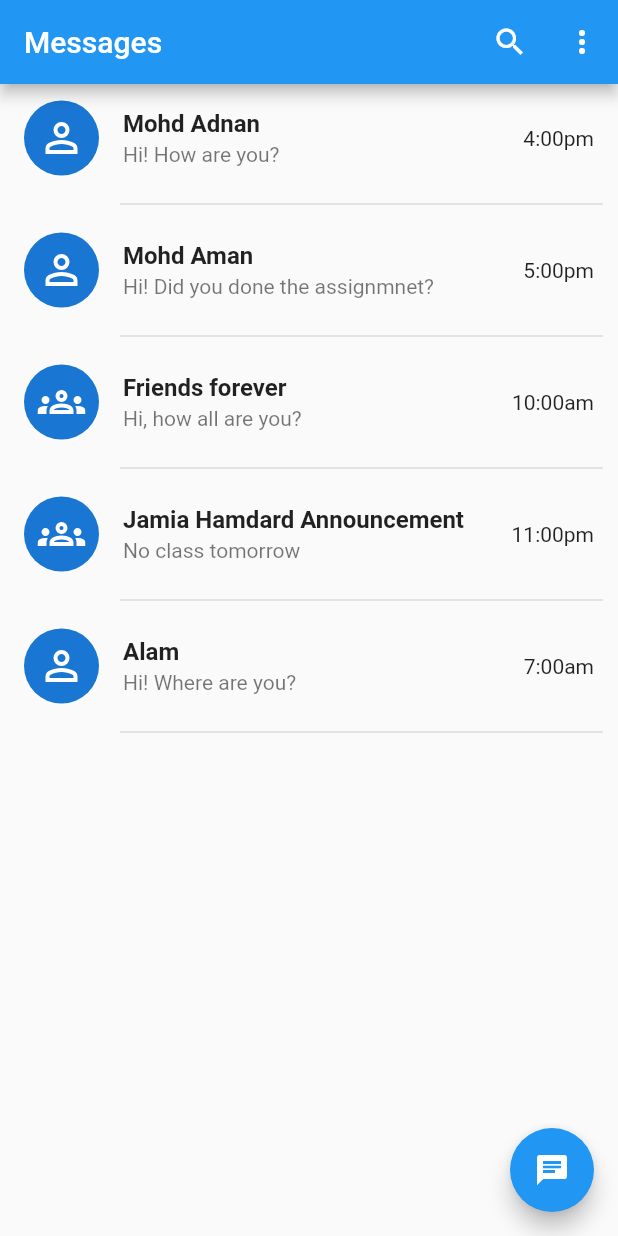
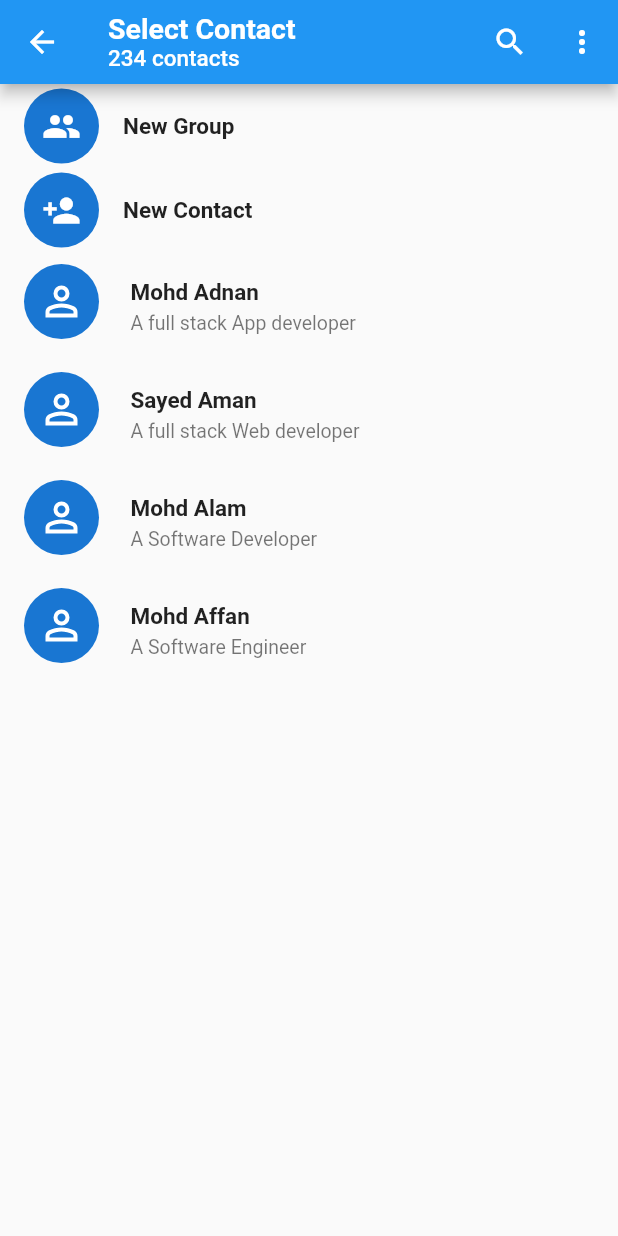
Before and after one commit to AdnanSheikh01/flutter_Messaging_app, a Flutter app: the screen it shows after launch, after a tap on the "chat" icon, on a phone screen of 412 x 824 dp. Run offline on Flutter 3.47's test engine with Material 2 defaults, Android fonts, the phone set to English and light mode, and no system bars; our stand-ins replace camera, emoji_picker_flutter, flutter_svg.

Commit message:
This is third commit

```diff
--- /dev/null
+++ b/lib/Pages/button_card.dart
@@ -0,0 +1,24 @@
+import 'package:flutter/material.dart';
+
+class ButtonCard extends StatelessWidget {
+  const ButtonCard({super.key, required this.name, required this.icon});
+  final String name;
+  final IconData icon;
+
+  @override
+  Widget build(BuildContext context) {
+    return ListTile(
+      leading: CircleAvatar(
+          radius: 25,
+          child: Icon(
+            icon,
+            color: Colors.white,
+            size: 26,
+          )),
+      title: Text(
+        name,
+        style: TextStyle(fontSize: 15, fontWeight: FontWeight.bold),
+      ),
+    );
+  }
+}
--- /dev/null
+++ b/lib/Pages/contact_card.dart
@@ -0,0 +1,52 @@
+import 'package:chatting_app/models/contact_chat_model.dart';
+import 'package:flutter/material.dart';
+import 'package:flutter_svg/svg.dart';
+
+class ContactCard extends StatelessWidget {
+  const ContactCard({super.key, required this.contact});
+  final ContactChatmodel contact;
+
+  @override
+  Widget build(BuildContext context) {
+    return ListTile(
+      leading: Container(
+        height: 60,
+        width: 55,
+        child: Stack(
+          children: [
+            CircleAvatar(
+              radius: 25,
+              child: SvgPicture.asset(
+                "assets/person.svg",
+                color: Colors.white,
+                height: 32,
+              ),
+            ),
+            contact.select
+                ? Positioned(
+                    bottom: 5,
+                    right: 1,
+                    child: CircleAvatar(
+                        radius: 12,
+                        backgroundColor: Colors.green,
+                        child: Icon(
+                          Icons.check,
+                          color: Colors.white,
+                          size: 17,
+                        )),
+                  )
+                : Container(),
+          ],
+        ),
+      ),
+      title: Text(
+        contact.name,
+        style: TextStyle(fontSize: 15, fontWeight: FontWeight.bold),
+      ),
+      subtitle: Text(
+        contact.status,
+        style: TextStyle(fontSize: 13),
+      ),
+    );
+  }
+}
--- a/lib/Pages/custom_card.dart
+++ b/lib/Pages/custom_card.dart
@@ -1,5 +1,5 @@
-import 'package:chatting_app/Pages/inside_custom.dart';
-import 'package:chatting_app/models/chatmodel.dart';
+import 'package:chatting_app/Screens/message_chat_screen.dart';
+import 'package:chatting_app/models/chat_model.dart';
 import 'package:flutter/material.dart';
 import 'package:flutter_svg/flutter_svg.dart';
 
--- /dev/null
+++ b/lib/Screens/contact_screen.dart
@@ -0,0 +1,79 @@
+import 'package:chatting_app/Pages/button_card.dart';
+import 'package:chatting_app/Screens/create_group.dart';
+import 'package:chatting_app/models/contact_chat_model.dart';
+import 'package:flutter/material.dart';
+
+import '../Pages/contact_card.dart';
+
+class ContactScreen extends StatefulWidget {
+  const ContactScreen({super.key});
+
+  @override
+  State<ContactScreen> createState() => _ContactScreenState();
+}
+
+class _ContactScreenState extends State<ContactScreen> {
+  List<ContactChatmodel> contacts = [
+    ContactChatmodel(name: "Mohd Adnan", status: "A full stack App developer"),
+    ContactChatmodel(name: "Sayed Aman", status: "A full stack Web developer"),
+    ContactChatmodel(name: "Mohd Alam", status: "A Software Developer"),
+    ContactChatmodel(name: "Mohd Affan", status: "A Software Engineer")
+  ];
+
+  @override
+  Widget build(BuildContext context) {
+    return Scaffold(
+        appBar: AppBar(
+          title: Column(
+            mainAxisAlignment: MainAxisAlignment.start,
+            crossAxisAlignment: CrossAxisAlignment.start,
+            children: [
+              Text(
+                "Select Contact",
+                style: TextStyle(fontWeight: FontWeight.bold, fontSize: 19),
+              ),
+              Text(
+                "234 contacts",
+                style: TextStyle(fontSize: 15),
+              )
+            ],
+          ),
+          actions: [
+            IconButton(onPressed: () {}, icon: Icon(Icons.search)),
+            PopupMenuButton<String>(onSelected: (value) {
+              print(value);
+            }, itemBuilder: (BuildContext context) {
+              return [
+                PopupMenuItem(
+                    child: Text("Invite a friend"), value: "Invite a friend"),
+                PopupMenuItem(
+                  child: Text("Contacts"),
+                  value: "Contacts",
+                ),
+                PopupMenuItem(child: Text("Refresh"), value: "Refresh"),
+                PopupMenuItem(
+                    child: Text("Help & Support"), value: "Help & Support")
+              ];
+            })
+          ],
+        ),
+        body: ListView.builder(
+            itemCount: contacts.length + 2,
+            itemBuilder: (context, index) {
+              if (index == 0) {
+                return InkWell(
+                    onTap: () {
+                      Navigator.push(
+                          context,
+                          MaterialPageRoute(
+                              builder: (BuildContext context) =>
+                                  CreateGroup()));
+                    },
+                    child: ButtonCard(name: "New Group", icon: Icons.group));
+              } else if (index == 1) {
+                return ButtonCard(name: "New Contact", icon: Icons.person_add);
+              }
+              return ContactCard(contact: contacts[index - 2]);
+            }));
+  }
+}
--- /dev/null
+++ b/lib/Screens/create_group.dart
@@ -0,0 +1,64 @@
+import 'package:chatting_app/Pages/button_card.dart';
+import 'package:chatting_app/models/contact_chat_model.dart';
+import 'package:flutter/material.dart';
+
+import '../Pages/contact_card.dart';
+
+class CreateGroup extends StatefulWidget {
+  const CreateGroup({super.key});
+
+  @override
+  State<CreateGroup> createState() => _CreateGroupState();
+}
+
+class _CreateGroupState extends State<CreateGroup> {
+  List<ContactChatmodel> contacts = [
+    ContactChatmodel(name: "Mohd Adnan", status: "A full stack App developer"),
+    ContactChatmodel(name: "Sayed Aman", status: "A full stack Web developer"),
+    ContactChatmodel(name: "Mohd Alam", status: "A Software Developer"),
+    ContactChatmodel(name: "Mohd Affan", status: "A Software Engineer")
+  ];
+  List<ContactChatmodel> groups = [];
+  @override
+  Widget build(BuildContext context) {
+    return Scaffold(
+        appBar: AppBar(
+          title: Column(
+            mainAxisAlignment: MainAxisAlignment.start,
+            crossAxisAlignment: CrossAxisAlignment.start,
+            children: [
+              Text(
+                "New Group",
+                style: TextStyle(fontWeight: FontWeight.bold, fontSize: 19),
+              ),
+              Text(
+                "Add participants",
+                style: TextStyle(fontSize: 15),
+              )
+            ],
+          ),
+          actions: [
+            IconButton(onPressed: () {}, icon: Icon(Icons.search)),
+          ],
+        ),
+        body: ListView.builder(
+            itemCount: contacts.length,
+            itemBuilder: (context, index) {
+              return InkWell(
+                  onTap: () {
+                    if (contacts[index].select == false) {
+                      setState(() {
+                        contacts[index].select = true;
+                        groups.add(contacts[index]);
+                      });
+                    } else {
+                      setState(() {
+                        contacts[index].select = false;
+                        groups.remove(contacts[index]);
+                      });
+                    }
+                  },
+                  child: ContactCard(contact: contacts[index]));
+            }));
+  }
+}
--- a/lib/Screens/home_screen.dart
+++ b/lib/Screens/home_screen.dart
@@ -1,5 +1,6 @@
 import 'package:chatting_app/Pages/custom_card.dart';
-import 'package:chatting_app/models/chatmodel.dart';
+import 'package:chatting_app/Screens/contact_screen.dart';
+import 'package:chatting_app/models/chat_model.dart';
 import 'package:flutter/material.dart';
 
 class HomeScreen extends StatefulWidget {
@@ -76,8 +77,14 @@ class _HomeScreenState extends State<HomeScreen> {
                 chatmodel: message[index],
               )),
         ),
-        floatingActionButton:
-            FloatingActionButton(onPressed: () {}, child: Icon(Icons.chat)),
+        floatingActionButton: FloatingActionButton(
+            onPressed: () {
+              Navigator.push(
+                  context,
+                  MaterialPageRoute(
+                      builder: (BuildContext) => ContactScreen()));
+            },
+            child: Icon(Icons.chat)),
       ),
     );
   }
--- a/lib/main.dart
+++ b/lib/main.dart
@@ -1,14 +1,17 @@
+import 'package:camera/camera.dart';
+import 'package:chatting_app/Screens/camera_screen.dart';
 import 'package:chatting_app/Screens/home_screen.dart';
 import 'package:flutter/material.dart';
 
-void main() {
-  runApp(const MyApp());
+Future<void> main() async {
+  WidgetsFlutterBinding.ensureInitialized();
+  cameras = await availableCameras();
+  runApp(MyApp());
 }
 
 class MyApp extends StatelessWidget {
   const MyApp({super.key});
 
-  // This widget is the root of your application.
   @override
   Widget build(BuildContext context) {
     return MaterialApp(
--- /dev/null
+++ b/lib/models/contact_chat_model.dart
@@ -0,0 +1,7 @@
+class ContactChatmodel {
+  String name;
+  String status;
+  bool select = false;
+  ContactChatmodel(
+      {required this.name, required this.status, this.select = false});
+}
--- a/pubspec.yaml
+++ b/pubspec.yaml
@@ -38,6 +38,9 @@ dependencies:
   flutter_svg: ^2.0.7
   emoji_picker_flutter: ^1.6.2
   shared_preferences: ^2.2.2
+  camera: ^0.10.5+5
+  path_provider: ^2.1.1
+  path:
 
 
 dev_dependencies:
```
Also changed, not shown: lib/Pages/camera_page.dart (added, +12 -0 lines), lib/Screens/camera_screen.dart (added, +90 -0 lines), lib/Screens/message_chat_screen.dart (renamed from lib/Pages/inside_custom.dart, +28 -4 lines), lib/models/chat_model.dart (renamed from lib/models/chatmodel.dart), pubspec.lock, 2 other files.
